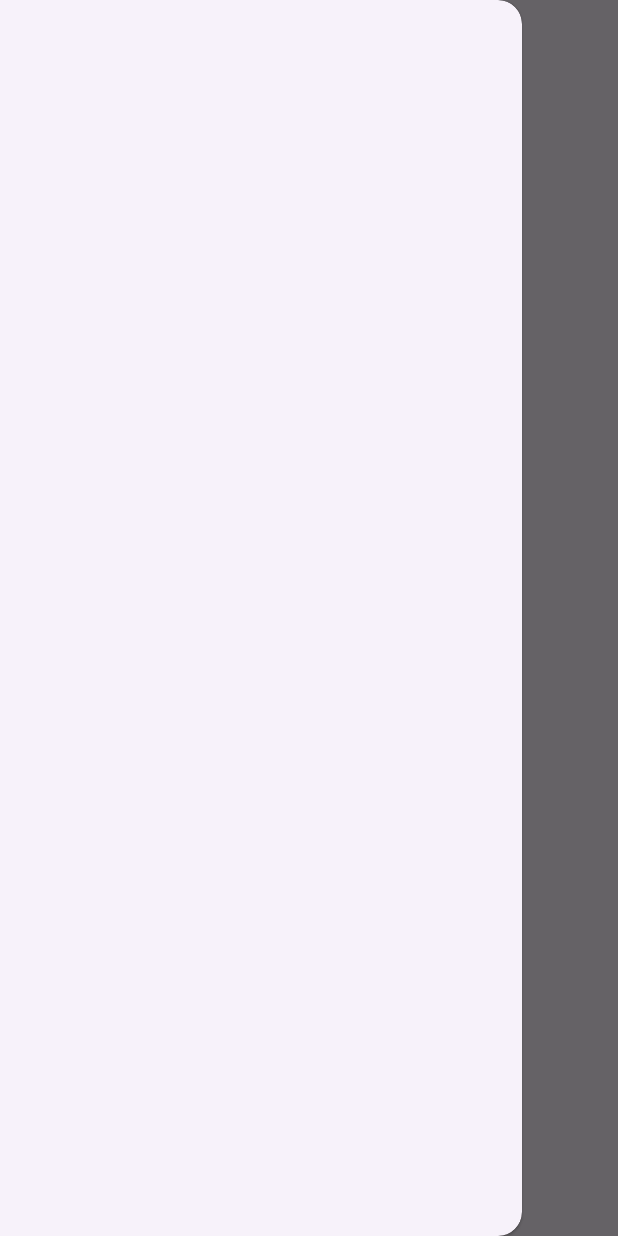
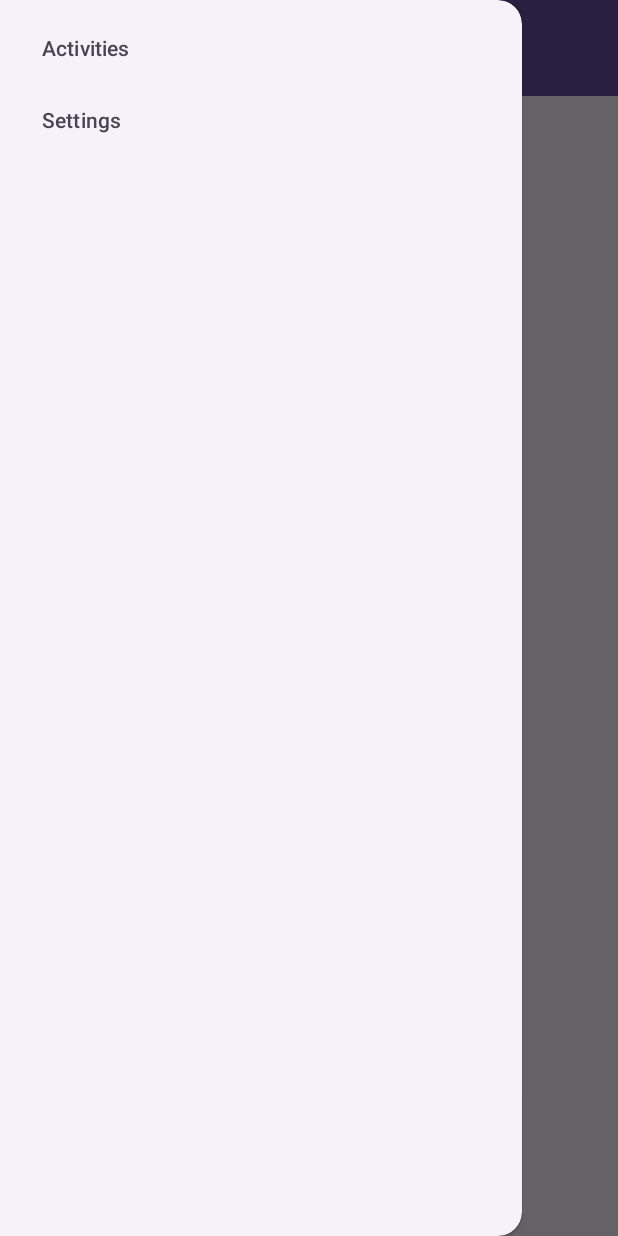
Before and after one commit to AngelynDisguise/Timesaver, an Android app: the screen it shows after launch (MainActivity), with the side drawer open, on a phone screen of 412 x 824 dp. Run offline under Robolectric (Android 15) with nearby library versions, the phone set to English and light mode, and no system bars; our stand-ins replace navigation-ui.

Commit message:
Add toolbar and configure drawer destinations

```diff
--- a/app/src/main/java/com/example/timesaver/MainActivity.kt
+++ b/app/src/main/java/com/example/timesaver/MainActivity.kt
@@ -1,20 +1,51 @@
 package com.example.timesaver
 
 import android.os.Bundle
+import android.view.MenuItem
 import androidx.activity.enableEdgeToEdge
 import androidx.appcompat.app.AppCompatActivity
+import androidx.appcompat.widget.Toolbar
 import androidx.core.view.ViewCompat
 import androidx.core.view.WindowInsetsCompat
+import androidx.drawerlayout.widget.DrawerLayout
+import androidx.navigation.NavController
+import androidx.navigation.findNavController
 import androidx.navigation.fragment.NavHostFragment
+import androidx.navigation.ui.AppBarConfiguration
+import androidx.navigation.ui.navigateUp
+import androidx.navigation.ui.onNavDestinationSelected
+import androidx.navigation.ui.setupActionBarWithNavController
+import androidx.navigation.ui.setupWithNavController
+import com.google.android.material.navigation.NavigationView
 
 class MainActivity : AppCompatActivity() {
+    private lateinit var drawerLayout: DrawerLayout
+    private lateinit var navView: NavigationView
+
     override fun onCreate(savedInstanceState: Bundle?) {
         super.onCreate(savedInstanceState)
-        enableEdgeToEdge()
         setContentView(R.layout.activity_main)
 
-        val navHostFragment =
-            supportFragmentManager.findFragmentById(R.id.nav_host_fragment) as NavHostFragment
+        val toolbar: Toolbar = findViewById(R.id.toolbar)
+        setSupportActionBar(toolbar)
+
+        drawerLayout = findViewById(R.id.drawer_layout)
+        navView = findViewById(R.id.nav_view)
+
+        val navHostFragment = supportFragmentManager.findFragmentById(R.id.nav_host_fragment) as NavHostFragment
         val navController = navHostFragment.navController
+
+        // Set up ActionBar
+        setupActionBarWithNavController(navController, AppBarConfiguration(navController.graph, drawerLayout))
+
+        // Set up NavigationView
+        navView.setupWithNavController(navController)
     }
+
+    // Override onSupportNavigateUp to handle the Up button
+    override fun onSupportNavigateUp(): Boolean {
+        val navController = findNavController(R.id.nav_host_fragment)
+        return navController.navigateUp(AppBarConfiguration(navController.graph, drawerLayout)) || super.onSupportNavigateUp()
+    }
+
 }
--- a/app/src/main/res/layout/activity_main.xml
+++ b/app/src/main/res/layout/activity_main.xml
@@ -7,21 +7,33 @@
     android:layout_height="match_parent"
     android:fitsSystemWindows="true">
 
-    <!-- Layout to contain contents of main body of screen (drawer will slide over this) -->
-    <androidx.fragment.app.FragmentContainerView
-        android:name="androidx.navigation.fragment.NavHostFragment"
-        android:id="@+id/nav_host_fragment"
+    <LinearLayout
         android:layout_width="match_parent"
         android:layout_height="match_parent"
-        app:defaultNavHost="true"
-        app:navGraph="@navigation/nav_graph"/>
+        android:orientation="vertical">
 
-    <!-- Container for contents of drawer - use NavigationView to make configuration easier -->
+        <androidx.appcompat.widget.Toolbar
+            android:id="@+id/toolbar"
+            android:layout_width="match_parent"
+            android:layout_height="?attr/actionBarSize"
+            android:background="?attr/colorPrimary"
+            android:theme="@style/ThemeOverlay.AppCompat.ActionBar" />
+
+        <androidx.fragment.app.FragmentContainerView
+            android:id="@+id/nav_host_fragment"
+            android:name="androidx.navigation.fragment.NavHostFragment"
+            android:layout_width="match_parent"
+            android:layout_height="match_parent"
+            app:defaultNavHost="true"
+            app:navGraph="@navigation/nav_graph" />
+
+    </LinearLayout>
+
     <com.google.android.material.navigation.NavigationView
         android:id="@+id/nav_view"
         android:layout_width="wrap_content"
         android:layout_height="match_parent"
         android:layout_gravity="start"
-        android:fitsSystemWindows="true" />
+        app:menu="@menu/nav_menu" />
 
 </androidx.drawerlayout.widget.DrawerLayout>
--- /dev/null
+++ b/app/src/main/res/menu/nav_menu.xml
@@ -0,0 +1,10 @@
+<?xml version="1.0" encoding="utf-8"?>
+<menu xmlns:android="http://schemas.android.com/apk/res/android">
+    <item
+        android:id="@+id/activities_details_fragment"
+        android:title="Activities"/>
+    <item
+        android:id="@+id/settings_details_fragment"
+        android:title="Settings"/>
+
+</menu>
--- a/app/src/main/res/navigation/nav_graph.xml
+++ b/app/src/main/res/navigation/nav_graph.xml
@@ -4,23 +4,31 @@
     xmlns:app="http://schemas.android.com/apk/res-auto"
     xmlns:tools="http://schemas.android.com/tools"
     android:id="@+id/nav_graph"
-    app:startDestination="@id/main">
+    app:startDestination="@id/mainFragment">
 
     <fragment
-        android:id="@+id/main"
+        android:id="@+id/mainFragment"
         android:name="com.example.timesaver.MainFragment"
         tools:layout="@layout/fragment_main"
         android:label="Main">
 
         <action
             android:id="@+id/action_main_to_settings"
-            app:destination="@id/settings" />
+            app:destination="@id/settingsFragment" />
+        <action
+            android:id="@+id/action_main_to_activitiesFragment"
+            app:destination="@id/activitiesFragment" />
     </fragment>
 
     <fragment
-        android:id="@+id/settings"
+        android:id="@+id/settingsFragment"
         android:name="com.example.timesaver.SettingsFragment"
         tools:layout="@layout/fragment_settings"
         android:label="Settings" />
+    <fragment
+        android:id="@+id/activitiesFragment"
+        android:name="com.example.timesaver.ActivitiesFragment"
+        android:label="fragment_activities"
+        tools:layout="@layout/fragment_activities" />
 
 </navigation>
```
Also changed, not shown: app/src/main/java/com/example/timesaver/ActivitiesFragment.kt (added, +59 -0 lines), app/src/main/res/layout/fragment_activities.xml (added, +14 -0 lines), app/src/main/res/drawable/lifesaver.png (added).
